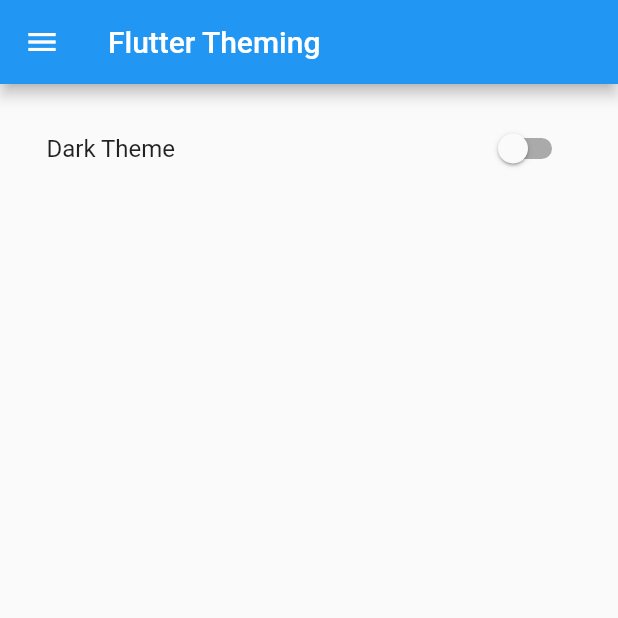
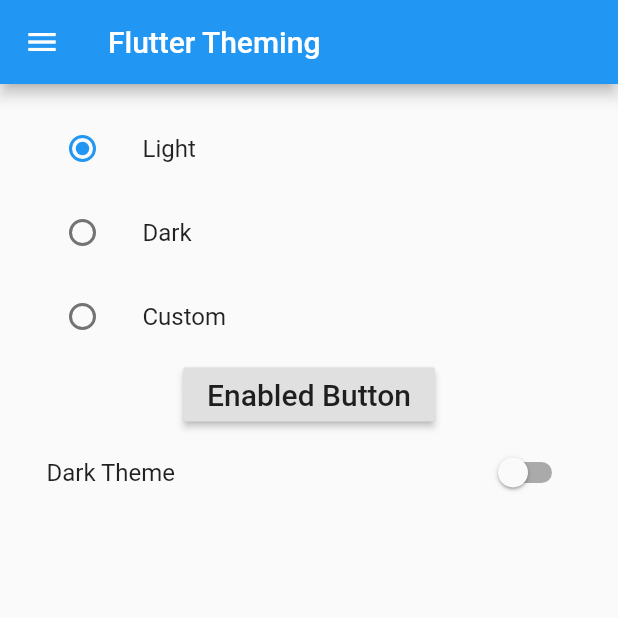
Before and after one commit to ymingt/theming, a Flutter app: the screen it shows after launch, on a phone screen of 412 x 824 dp, the top half of it. Run offline on Flutter 3.47's test engine with Material 2 defaults, Android fonts, the phone set to English and light mode, and no system bars.

Commit message:
added custom theme data

```diff
--- a/lib/main.dart
+++ b/lib/main.dart
@@ -14,28 +14,11 @@ void main() {
   );
 }
 
-// void main() => runApp(Main());
-
 class Main extends StatelessWidget {
   @override
   Widget build(BuildContext context) {
     return MaterialApp(
       theme: CustomTheme.of(context),
-      // theme: ThemeData(
-      // appBarTheme: AppBarTheme(color: Colors.yellow),
-      // primarySwatch: Colors.red,
-      // primaryColor: Color(0xFF003c7e),
-      // accentColor: Color(0xFF4487c7),
-      // brightness: Brightness.dark,
-      // fontFamily: 'Roboto',
-      // textTheme: TextTheme(
-      //   body1: TextStyle(),
-      //   body2: TextStyle(),
-      // ).apply(
-      //   bodyColor: Colors.orange,
-      //   displayColor: Colors.blue,
-      // ),
-      // ),
       home: MainPage(),
       routes: <String, WidgetBuilder>{
         '/main': (BuildContext context) => new MainPage(),
@@ -50,6 +33,8 @@ class MainPage extends StatefulWidget {
   @override
   _MainPageState createState() => _MainPageState();
 }
+
+enum ThemeSelection { light, dark, custom }
 
 class _MainPageState extends State<MainPage> {
   void _changeTheme(BuildContext buildContext, MyThemeKeys key) {
@@ -68,6 +53,8 @@ class _MainPageState extends State<MainPage> {
   //     _currentIndex = index;
   //   });
   // }
+
+  ThemeSelection _currentTheme = ThemeSelection.light;
 
   bool _value2Switch = false;
 
@@ -137,6 +124,53 @@ class _MainPageState extends State<MainPage> {
           padding: EdgeInsets.all(15.0),
           child: Column(
             children: <Widget>[
+              ListTile(
+                title: const Text('Light'),
+                leading: Radio(
+                  value: ThemeSelection.light,
+                  groupValue: _currentTheme,
+                  onChanged: (ThemeSelection value) {
+                    _changeTheme(context, MyThemeKeys.LIGHT);
+                    setState(() {
+                      _currentTheme = value;
+                    });
+                  },
+                ),
+              ),
+              ListTile(
+                title: const Text('Dark'),
+                leading: Radio(
+                  value: ThemeSelection.dark,
+                  groupValue: _currentTheme,
+                  onChanged: (ThemeSelection value) {
+                    _changeTheme(context, MyThemeKeys.DARKER);
+                    setState(() {
+                      _currentTheme = value;
+                    });
+                  },
+                ),
+              ),
+              ListTile(
+                title: const Text('Custom'),
+                leading: Radio(
+                  value: ThemeSelection.custom,
+                  groupValue: _currentTheme,
+                  onChanged: (ThemeSelection value) {
+                    _changeTheme(context, MyThemeKeys.CUSTOM);
+                    setState(() {
+                      _currentTheme = value;
+                    });
+                  },
+                ),
+              ),
+              RaisedButton(
+                onPressed: () {
+                  print('CustomTheme.of(context), ${CustomTheme.of(context)}');
+                  CustomTheme.of(context);
+                },
+                child: const Text('Enabled Button',
+                    style: TextStyle(fontSize: 20)),
+              ),
               new SwitchListTile(
                 value: _value2Switch,
                 onChanged: _onChanged2,
@@ -167,28 +201,3 @@ class _MainPageState extends State<MainPage> {
     );
   }
 }
-
-// import 'customTheme.dart';
-// import 'home.dart';
-// import 'package:flutter/material.dart';
-// import 'themes.dart';
-
-// void main() {
-//   runApp(
-//     CustomTheme(
-//       initialThemeKey: MyThemeKeys.LIGHT,
-//       child: MyApp(),
-//     ),
-//   );
-// }
-
-// class MyApp extends StatelessWidget {
-//   @override
-//   Widget build(BuildContext context) {
-//     return MaterialApp(
-//       title: 'Dynamic themes demo',
-//       theme: CustomTheme.of(context),
-//       home: HomeScreen(),
-//     );
-//   }
-// }
--- a/lib/themes.dart
+++ b/lib/themes.dart
@@ -1,6 +1,6 @@
 import 'package:flutter/material.dart';
 
-enum MyThemeKeys { LIGHT, DARK, DARKER }
+enum MyThemeKeys { LIGHT, DARK, DARKER, CUSTOM }
 
 class MyThemes {
   static final ThemeData lightTheme = ThemeData(
@@ -18,6 +18,14 @@ class MyThemes {
     brightness: Brightness.dark,
   );
 
+  static final ThemeData customTheme = ThemeData(
+    brightness: Brightness.light,
+    primarySwatch: Colors.red,
+    toggleableActiveColor: Colors.orange,
+    buttonColor: Colors.yellow,
+    fontFamily: 'Righteous',
+  );
+
   static ThemeData getThemeFromKey(MyThemeKeys themeKey) {
     switch (themeKey) {
       case MyThemeKeys.LIGHT:
@@ -26,6 +34,8 @@ class MyThemes {
         return darkTheme;
       case MyThemeKeys.DARKER:
         return darkerTheme;
+      case MyThemeKeys.CUSTOM:
+        return customTheme;
       default:
         return lightTheme;
     }
```
